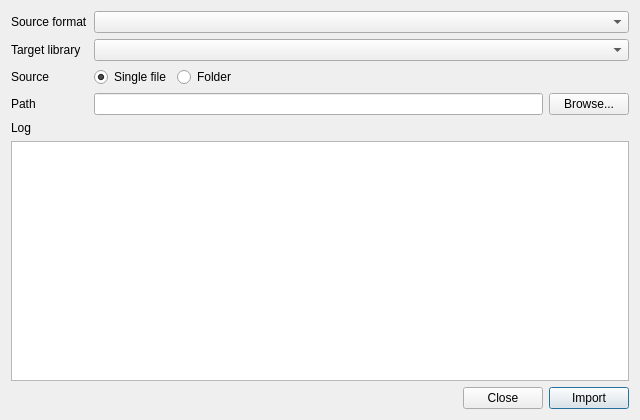
Qt form src/importdialog.ui (IHP-GmbH/LibMan) before a commit.
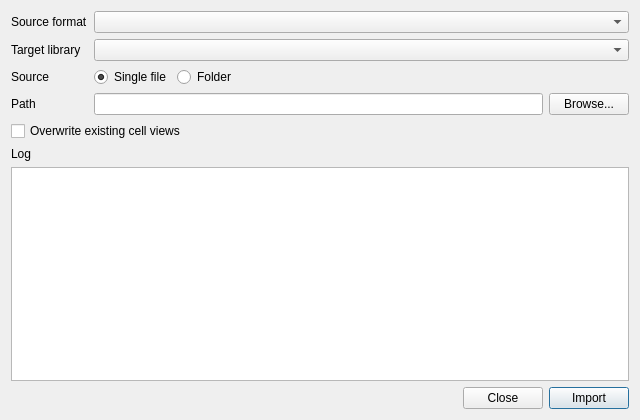
The same form after that commit.

Commit message:
Add CORE export, import overwrite, view-based Tool Manager, and coredb docs.
- File → Export... (core_to_gds/xschem/qucs) and fetch_core builds reverse converters
- Import: overwrite checkbox, streaming log; project save for directory libraries
- Tool Manager: per-view tool table (view_tools); docs point to XSchem/KLayout/Qucs-S-coredb
- Test fixtures: Qucs_examples and sg13g2 Qucs schematic cores in sg13g2.projects

Diff of the .ui file:
```diff
--- a/src/importdialog.ui
+++ b/src/importdialog.ui
@@ -98,6 +98,13 @@
        </item>
       </layout>
      </item>
+     <item row="4" column="0" colspan="2">
+      <widget class="QCheckBox" name="checkOverwrite">
+       <property name="text">
+        <string>Overwrite existing cell views</string>
+       </property>
+      </widget>
+     </item>
     </layout>
    </item>
    <item>
```
The commit also changes 67 other files.
